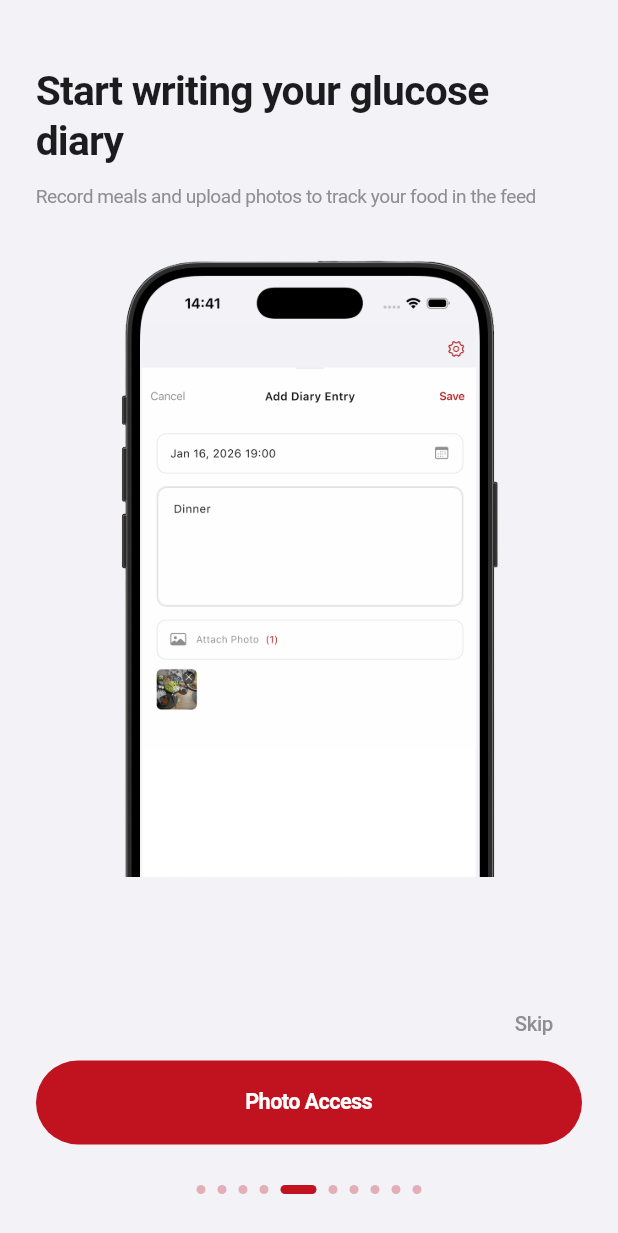
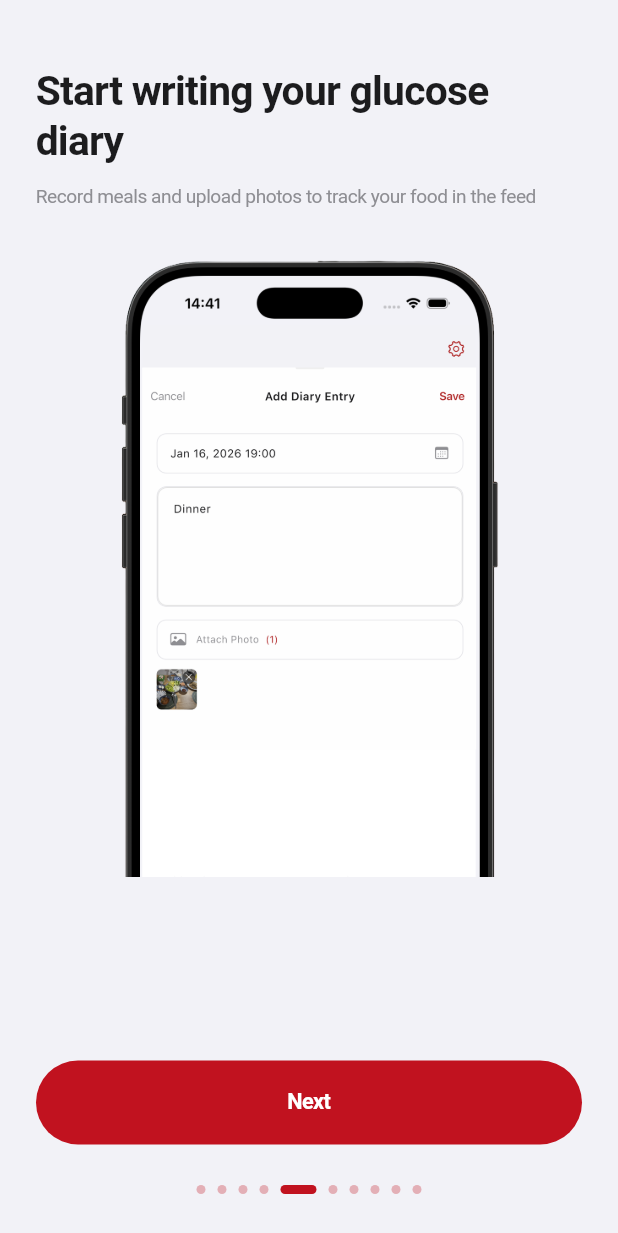
Before and after one commit to jogunism/glubutler, a Flutter app: the screen it shows after launch, swiped to page 5, on a phone screen of 412 x 824 dp. Shown: the top 1233 px of the screen. Run offline on Flutter 3.47's test engine with Material 3 defaults, Android fonts, the phone set to English and light mode, and no system bars; our stand-ins replace device_info_plus, dio, firebase_analytics, firebase_core, fl_chart, flutter_dotenv and 10 more; missing offline and left inert: adaptive_platform_ui, app_settings, exif, photo_manager, purchases_flutter, workmanager; accounts and stored records are empty; statements that could not run were skipped.

Commit message:
fix rejec case #1 : onboarding button title and remove skip button if the page required permissions of users.

```diff
--- a/lib/features/onboarding/pages/diary_permission_page.dart
+++ b/lib/features/onboarding/pages/diary_permission_page.dart
@@ -151,38 +151,10 @@ class _DiaryPermissionPageState extends State<DiaryPermissionPage> {
           left: 24,
           right: 24,
           bottom: 24,
-          child: Column(
-            mainAxisSize: MainAxisSize.min,
-            children: [
-              // Skip button
-              Align(
-                alignment: Alignment.centerRight,
-                child: TextButton(
-                  onPressed: widget.onNext,
-                  style: TextButton.styleFrom(
-                    padding: const EdgeInsets.symmetric(horizontal: 16, vertical: 8),
-                  ),
-                  child: Text(
-                    l10n.onboardingSkip,
-                    style: TextStyle(
-                      fontSize: 16,
-                      fontWeight: FontWeight.w500,
-                      color: AppTheme.textSecondary(context),
-                      letterSpacing: -0.3,
-                    ),
-                  ),
-                ),
-              ),
-
-              const SizedBox(height: 0),
-
-              // Photo access button
-              OnboardingPrimaryButton(
-                text: l10n.onboardingPhotoAccess,
-                onPressed: _requestPhotoAccess,
-                isLoading: _isRequesting,
-              ),
-            ],
+          child: OnboardingPrimaryButton(
+            text: l10n.onboardingNext,
+            onPressed: _requestPhotoAccess,
+            isLoading: _isRequesting,
           ),
         ),
       ],
```
Also changed, not shown: lib/features/onboarding/pages/health_permission_page.dart (+4 -32 lines), lib/features/onboarding/pages/notification_page.dart (+4 -32 lines), lib/features/onboarding/pages/report_page.dart (+4 -32 lines).
